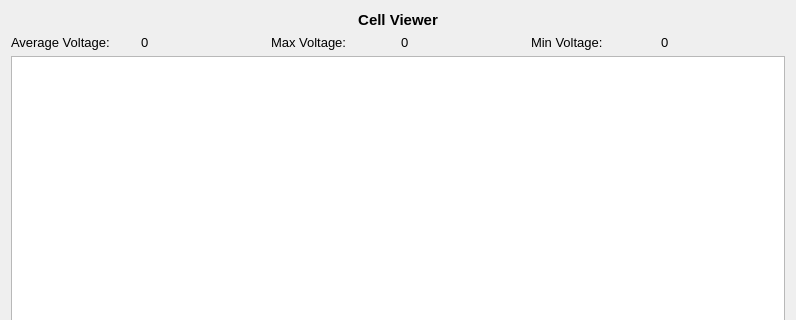
First picture: the form in ui/cellView.ui, repository PurdueElectricRacing/DaqApp, before the edit; both pictures show x 0 to 796 and y 0 to 320 of the 796 by 504 pixel window.
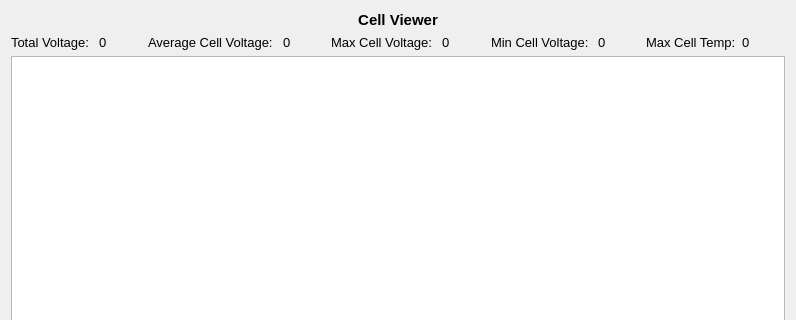
Second picture: the form after the edit.

What changed in the file:
```diff
--- a/ui/cellView.ui
+++ b/ui/cellView.ui
@@ -33,6 +33,36 @@
    </item>
    <item>
     <layout class="QHBoxLayout" name="horizontalLayout">
+     <item>
+      <widget class="QLabel" name="label_4">
+       <property name="sizePolicy">
+        <sizepolicy hsizetype="Minimum" vsizetype="Preferred">
+         <horstretch>0</horstretch>
+         <verstretch>0</verstretch>
+        </sizepolicy>
+       </property>
+       <property name="font">
+        <font>
+         <pointsize>10</pointsize>
+        </font>
+       </property>
+       <property name="text">
+        <string>Total Voltage: </string>
+       </property>
+      </widget>
+     </item>
+     <item>
+      <widget class="QLabel" name="totalV">
+       <property name="font">
+        <font>
+         <pointsize>10</pointsize>
+        </font>
+       </property>
+       <property name="text">
+        <string>0</string>
+       </property>
+      </widget>
+     </item>
      <item>
       <widget class="QLabel" name="avgVT">
        <property name="sizePolicy">
@@ -47,7 +77,7 @@
         </font>
        </property>
        <property name="text">
-        <string>Average Voltage: </string>
+        <string>Average Cell Voltage: </string>
        </property>
       </widget>
      </item>
@@ -77,7 +107,7 @@
         </font>
        </property>
        <property name="text">
-        <string>Max Voltage: </string>
+        <string>Max Cell Voltage: </string>
        </property>
       </widget>
      </item>
@@ -107,7 +137,7 @@
         </font>
        </property>
        <property name="text">
-        <string>Min Voltage: </string>
+        <string>Min Cell Voltage: </string>
        </property>
       </widget>
      </item>
@@ -123,6 +153,36 @@
        </property>
       </widget>
      </item>
+     <item>
+      <widget class="QLabel" name="label_3">
+       <property name="sizePolicy">
+        <sizepolicy hsizetype="Minimum" vsizetype="Preferred">
+         <horstretch>0</horstretch>
+         <verstretch>0</verstretch>
+        </sizepolicy>
+       </property>
+       <property name="font">
+        <font>
+         <pointsize>10</pointsize>
+        </font>
+       </property>
+       <property name="text">
+        <string>Max Cell Temp:</string>
+       </property>
+      </widget>
+     </item>
+     <item>
+      <widget class="QLabel" name="maxT">
+       <property name="font">
+        <font>
+         <pointsize>10</pointsize>
+        </font>
+       </property>
+       <property name="text">
+        <string>0</string>
+       </property>
+      </widget>
+     </item>
     </layout>
    </item>
    <item>
```
